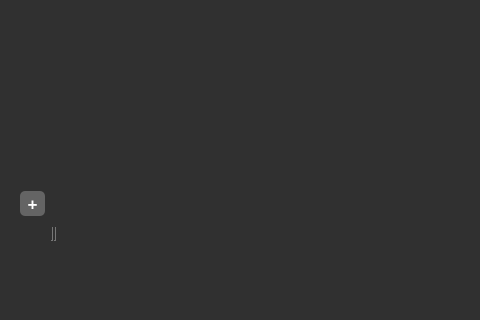
This is mainwindow.ui in landonwest815/sprite-editor as Qt 5 draws it before an edit; both pictures show x 0 to 480 and y 671 to 991 of the 1000 by 991 pixel window. The edited form follows.
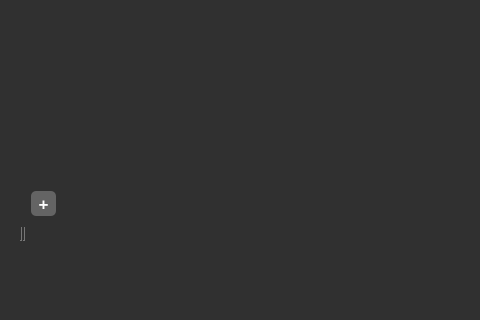
This is the edited form. Icons and pictures are not drawn.

Commit message: Implemented Frame Deletion

The edit to the form file:
```diff
--- a/mainwindow.ui
+++ b/mainwindow.ui
@@ -1002,56 +1002,6 @@
     </item>
     <item>
      <layout class="QHBoxLayout" name="horizontalLayout_5">
-      <item>
-       <widget class="QPushButton" name="addFrameButton">
-        <property name="sizePolicy">
-         <sizepolicy hsizetype="Fixed" vsizetype="Fixed">
-          <horstretch>0</horstretch>
-          <verstretch>0</verstretch>
-         </sizepolicy>
-        </property>
-        <property name="minimumSize">
-         <size>
-          <width>25</width>
-          <height>25</height>
-         </size>
-        </property>
-        <property name="maximumSize">
-         <size>
-          <width>25</width>
-          <height>25</height>
-         </size>
-        </property>
-        <property name="font">
-         <font>
-          <pointsize>13</pointsize>
-          <bold>true</bold>
-         </font>
-        </property>
-        <property name="styleSheet">
-         <string notr="true">QPushButton {
-  background-color: #646464; /* Dark grey background, matching the handle */
-  color: white; /* Light text for contrast */
-  border-radius: 5px; /* Rounded corners with a radius of 10 pixels */
-}
-
-QPushButton:hover {
-  background-color: #505050; /* Slightly lighter grey for hover state */
-}
-
-QPushButton:pressed {
-  background-color: #303030; /* Slightly darker grey for pressed state */
-}
-
-QPushButton:checked {
-  background-color: #999999; /* Color when button is checked */
-}</string>
-        </property>
-        <property name="text">
-         <string>+</string>
-        </property>
-       </widget>
-      </item>
       <item>
        <widget class="QScrollArea" name="scrollArea">
         <property name="sizePolicy">
@@ -1128,6 +1078,56 @@
         </widget>
        </widget>
       </item>
+      <item>
+       <widget class="QPushButton" name="addFrameButton">
+        <property name="sizePolicy">
+         <sizepolicy hsizetype="Fixed" vsizetype="Fixed">
+          <horstretch>0</horstretch>
+          <verstretch>0</verstretch>
+         </sizepolicy>
+        </property>
+        <property name="minimumSize">
+         <size>
+          <width>25</width>
+          <height>25</height>
+         </size>
+        </property>
+        <property name="maximumSize">
+         <size>
+          <width>25</width>
+          <height>25</height>
+         </size>
+        </property>
+        <property name="font">
+         <font>
+          <pointsize>13</pointsize>
+          <bold>true</bold>
+         </font>
+        </property>
+        <property name="styleSheet">
+         <string notr="true">QPushButton {
+  background-color: #646464; /* Dark grey background, matching the handle */
+  color: white; /* Light text for contrast */
+  border-radius: 5px; /* Rounded corners with a radius of 10 pixels */
+}
+
+QPushButton:hover {
+  background-color: #505050; /* Slightly lighter grey for hover state */
+}
+
+QPushButton:pressed {
+  background-color: #303030; /* Slightly darker grey for pressed state */
+}
+
+QPushButton:checked {
+  background-color: #999999; /* Color when button is checked */
+}</string>
+        </property>
+        <property name="text">
+         <string>+</string>
+        </property>
+       </widget>
+      </item>
       <item>
        <spacer name="horizontalSpacer_2">
         <property name="orientation">
```
Left out of the diff: 2 changed lines with no effect on the pictures. The commit also changes 3 other files.
